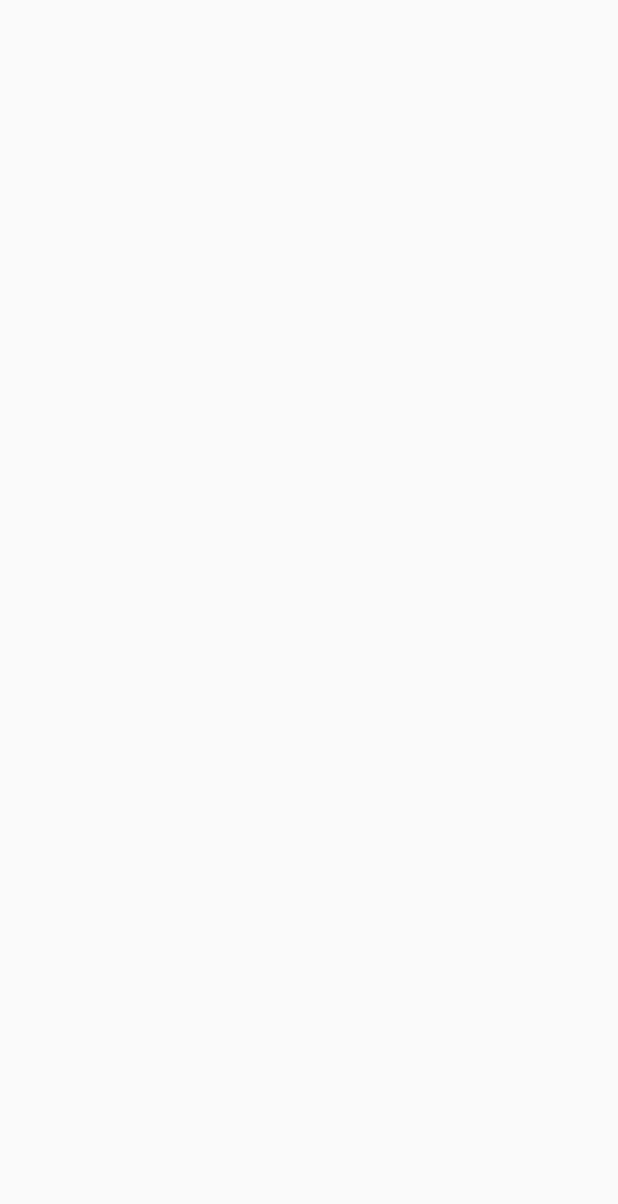
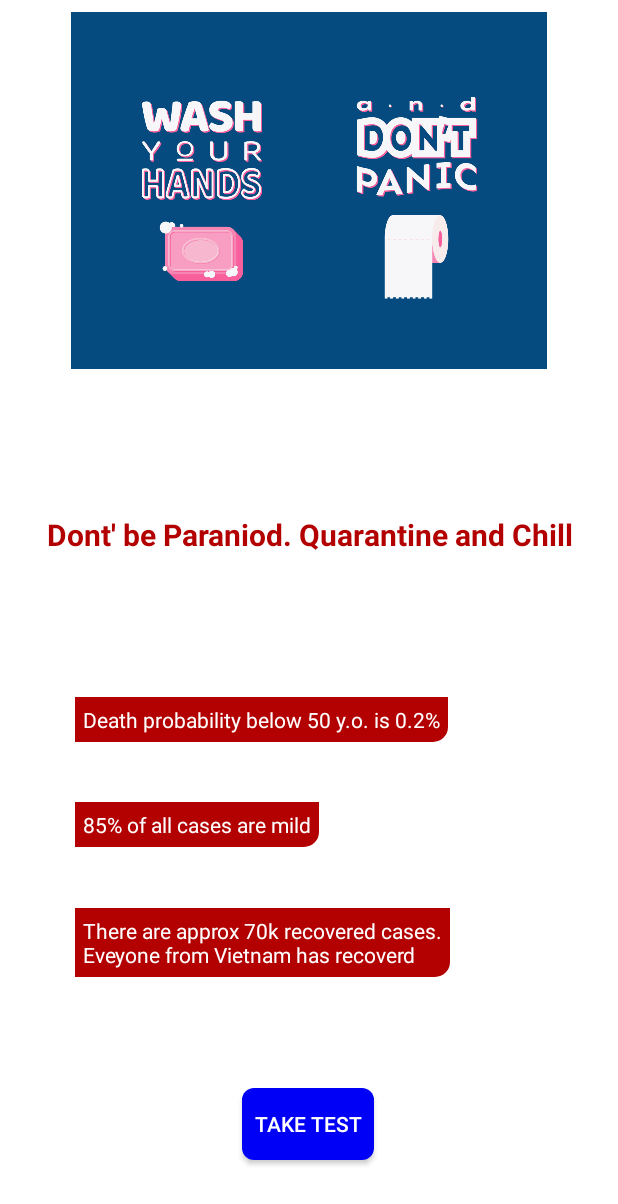
Before and after one commit to Akinthiya-developer/Basic-COVID, an Android app: the HomeScreenActivity screen opened directly, with no data from a screen before it, on a phone screen of 412 x 824 dp. Before the commit the part shown is empty. Shown: the top 1204 px of the screen. Run offline under Robolectric (Android 15) with nearby library versions, the phone set to English and light mode, and no system bars.

Commit message:
added second page

```diff
--- a/app/src/main/java/com/example/basic_coviddata/HomeScreenActivity.java
+++ b/app/src/main/java/com/example/basic_coviddata/HomeScreenActivity.java
@@ -3,12 +3,26 @@ package com.example.basic_coviddata;
 import androidx.appcompat.app.AppCompatActivity;
 
 import android.os.Bundle;
+import android.view.View;
+import android.widget.Button;
 
 public class HomeScreenActivity extends AppCompatActivity {
+
+    Button take;
 
     @Override
     protected void onCreate(Bundle savedInstanceState) {
         super.onCreate(savedInstanceState);
         setContentView(R.layout.activity_home_screen);
+
+        take=findViewById(R.id.take);
+
+        take.setOnClickListener(new View.OnClickListener() {
+            @Override
+            public void onClick(View view) {
+
+            }
+        });
+
     }
 }
--- a/app/src/main/java/com/example/basic_coviddata/MainActivity.java
+++ b/app/src/main/java/com/example/basic_coviddata/MainActivity.java
@@ -26,6 +26,13 @@ public class MainActivity extends AppCompatActivity {
         homie=findViewById(R.id.homie);
         livie=findViewById(R.id.livie);
 
+        homie.setOnClickListener(new View.OnClickListener() {
+            @Override
+            public void onClick(View view) {
+                startActivity(new Intent(MainActivity.this,HomeScreenActivity.class));
+            }
+        });
+
         livie.setOnClickListener(new View.OnClickListener() {
             @Override
             public void onClick(View view) {
@@ -41,7 +48,6 @@ public class MainActivity extends AppCompatActivity {
 
                 builder.setShowTitle(true);
 
-
                 CustomTabsIntent customTabsIntent = builder.build();
                 customTabsIntent.launchUrl(MainActivity.this, Uri.parse(url));
             }
--- /dev/null
+++ b/app/src/main/res/drawable/texit.xml
@@ -0,0 +1,9 @@
+<?xml version="1.0" encoding="utf-8"?>
+<shape xmlns:android="http://schemas.android.com/apk/res/android"
+    android:shape="rectangle">
+
+    <solid android:color="@color/newie"/>
+
+    <corners android:bottomRightRadius="10dp"/>
+
+</shape>
--- a/app/src/main/res/layout/activity_home_screen.xml
+++ b/app/src/main/res/layout/activity_home_screen.xml
@@ -4,6 +4,101 @@
     xmlns:tools="http://schemas.android.com/tools"
     android:layout_width="match_parent"
     android:layout_height="match_parent"
+    android:background="#fff"
     tools:context=".HomeScreenActivity">
 
+    <ImageView
+        android:padding="8dp"
+        android:id="@+id/imageView2"
+        android:layout_width="405dp"
+        android:layout_height="254dp"
+        app:layout_constraintBottom_toBottomOf="parent"
+        app:layout_constraintEnd_toEndOf="parent"
+        app:layout_constraintStart_toStartOf="parent"
+        app:layout_constraintTop_toTopOf="parent"
+        app:layout_constraintVertical_bias="0.0"
+        android:src="@drawable/panic" />
+
+    <TextView
+        android:id="@+id/textView"
+        android:layout_width="match_parent"
+        android:layout_height="wrap_content"
+        android:padding="14dp"
+        android:text="Dont' be Paraniod. Quarantine and Chill"
+        android:textAlignment="center"
+        android:textColor="@color/newie"
+        android:textSize="20dp"
+        android:textStyle="bold"
+        app:layout_constraintBottom_toBottomOf="parent"
+        app:layout_constraintEnd_toEndOf="parent"
+        app:layout_constraintHorizontal_bias="1.0"
+        app:layout_constraintStart_toStartOf="parent"
+        app:layout_constraintTop_toTopOf="parent"
+        app:layout_constraintVertical_bias="0.428" />
+
+    <Button
+        android:id="@+id/take"
+        android:layout_width="wrap_content"
+        android:layout_height="wrap_content"
+        android:background="@drawable/homebtn"
+        android:text="Take test"
+        android:textColor="#fff"
+        app:layout_constraintBottom_toBottomOf="parent"
+        app:layout_constraintEnd_toEndOf="parent"
+        app:layout_constraintHorizontal_bias="0.498"
+        app:layout_constraintStart_toStartOf="parent"
+        app:layout_constraintTop_toTopOf="parent"
+        app:layout_constraintVertical_bias="0.935" />
+
+    <TextView
+        android:id="@+id/textView2"
+        android:layout_width="wrap_content"
+        android:layout_height="30dp"
+        android:layout_marginTop="10dp"
+        android:layout_marginLeft="50dp"
+        android:background="@drawable/texit"
+        android:padding="5dp"
+        android:text="Death probability below 50 y.o. is 0.2%"
+        android:textColor="#fff"
+        app:layout_constraintBottom_toBottomOf="parent"
+        app:layout_constraintEnd_toEndOf="parent"
+        app:layout_constraintHorizontal_bias="0.0"
+        app:layout_constraintStart_toStartOf="parent"
+        app:layout_constraintTop_toBottomOf="@+id/textView"
+        app:layout_constraintVertical_bias="0.176" />
+
+    <TextView
+        android:id="@+id/textView3"
+        android:layout_width="wrap_content"
+        android:layout_height="wrap_content"
+        android:layout_marginLeft="50dp"
+        android:layout_marginTop="20dp"
+        android:background="@drawable/texit"
+        android:padding="5dp"
+        android:text="85% of all cases are mild"
+        android:textColor="#fff"
+        app:layout_constraintBottom_toBottomOf="parent"
+        app:layout_constraintEnd_toEndOf="parent"
+        app:layout_constraintHorizontal_bias="0.0"
+        app:layout_constraintStart_toStartOf="parent"
+        app:layout_constraintTop_toBottomOf="@+id/textView"
+        app:layout_constraintVertical_bias="0.335" />
+
+    <TextView
+        android:id="@+id/textView4"
+        android:layout_width="wrap_content"
+        android:layout_height="wrap_content"
+        android:layout_marginLeft="50dp"
+        android:layout_marginTop="30dp"
+        android:background="@drawable/texit"
+        android:padding="5dp"
+        android:text="There are approx 70k recovered cases.\nEveyone from Vietnam has recoverd"
+        android:textColor="#fff"
+        app:layout_constraintBottom_toBottomOf="parent"
+        app:layout_constraintEnd_toEndOf="parent"
+        app:layout_constraintHorizontal_bias="0.0"
+        app:layout_constraintStart_toStartOf="parent"
+        app:layout_constraintTop_toBottomOf="@+id/textView"
+        app:layout_constraintVertical_bias="0.525" />
+
 </androidx.constraintlayout.widget.ConstraintLayout>
--- a/app/src/main/res/layout/activity_main.xml
+++ b/app/src/main/res/layout/activity_main.xml
@@ -9,9 +9,9 @@
 
     <ImageView
         android:id="@+id/imageView"
-        android:layout_width="209dp"
+        android:layout_width="383dp"
+        android:layout_height="222dp"
         android:clickable="true"
-        android:layout_height="200dp"
         app:layout_constraintBottom_toBottomOf="parent"
         app:layout_constraintEnd_toEndOf="parent"
         app:layout_constraintHorizontal_bias="0.497"
```
Also changed, not shown: app/src/main/res/drawable/aware.webp (added), app/src/main/res/drawable/cor.webp (deleted), app/src/main/res/drawable/fact.jpg (added), app/src/main/res/drawable/loader.gif (added), app/src/main/res/drawable/panic.png (added), app/src/main/res/drawable/resp.jpeg (added), app/src/main/res/drawable/wah.jpg (added).
